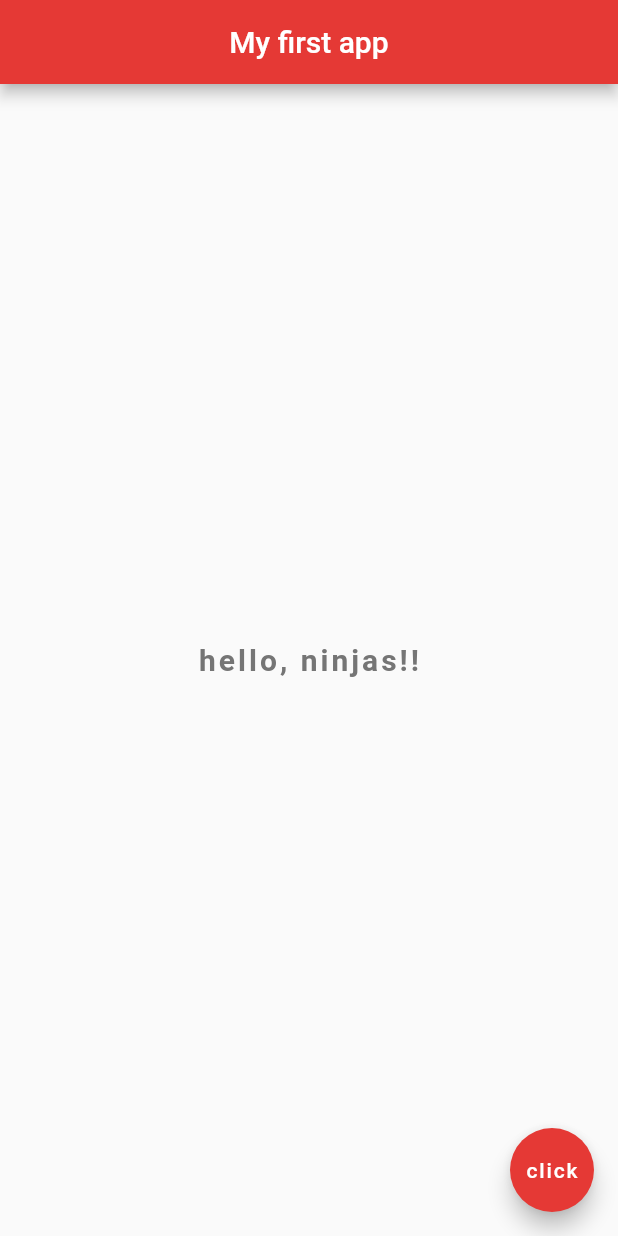
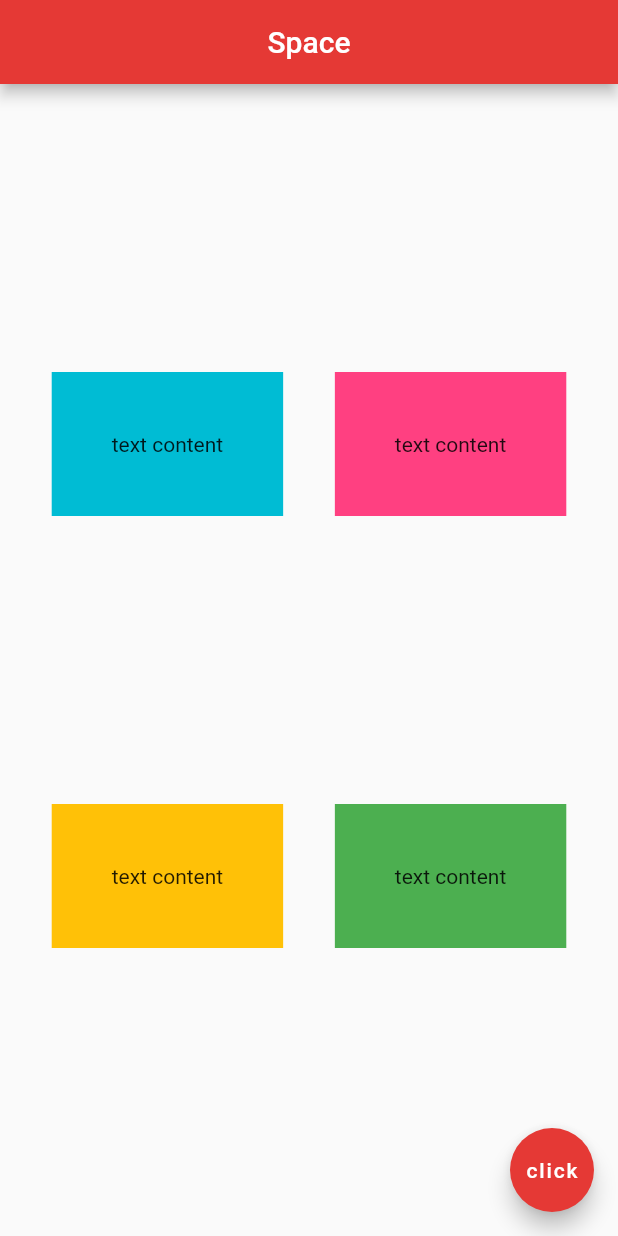
Before and after one commit to BrenoBaronte/ninja-id, a Flutter app: the screen it shows after launch, on a phone screen of 412 x 824 dp. Run offline on Flutter 3.47's test engine with Material 2 defaults, Android fonts, the phone set to English and light mode, and no system bars.

Commit message:
Lessons 12

```diff
--- a/lib/main.dart
+++ b/lib/main.dart
@@ -10,20 +10,44 @@ class Home extends StatelessWidget {
   Widget build(BuildContext context) {
     return Scaffold(
       appBar: AppBar(
-        title: Text('My first app'),
+        title: Text('Space'),
         centerTitle: true,
         backgroundColor: Colors.red[600],
       ),
-      body: Center(
-        child: Text(
-            'hello, ninjas!!',
-            style: TextStyle(
-              fontSize: 20.0,
-              fontWeight: FontWeight.bold,
-              letterSpacing: 2.0,
-              color: Colors.grey[600],
-            )
-        ),
+      body: Column(
+        mainAxisAlignment: MainAxisAlignment.spaceEvenly,
+        children: <Widget>[
+          Row(
+            mainAxisAlignment: MainAxisAlignment.spaceEvenly,
+            children: <Widget>[
+              Container(
+                padding: EdgeInsets.all(40.0),
+                color: Colors.cyan,
+                child: Text('text content'),
+              ),
+              Container(
+                padding: EdgeInsets.all(40.0),
+                color: Colors.pinkAccent,
+                child: Text('text content'),
+              ),
+            ],
+          ),
+          Row(
+            mainAxisAlignment: MainAxisAlignment.spaceEvenly,
+            children: <Widget>[
+              Container(
+                padding: EdgeInsets.all(40.0),
+                color: Colors.amber,
+                child: Text('text content'),
+              ),
+              Container(
+                padding: EdgeInsets.all(40.0),
+                color: Colors.green,
+                child: Text('text content'),
+              ),
+            ],
+          ),
+        ],
       ),
       floatingActionButton: FloatingActionButton(
         onPressed: () {},
```
Also changed, not shown: pubspec.yaml (+6 -7 lines), assets/space1.jpg (added), assets/space2.jpg (added), assets/space3.jpg (added).
